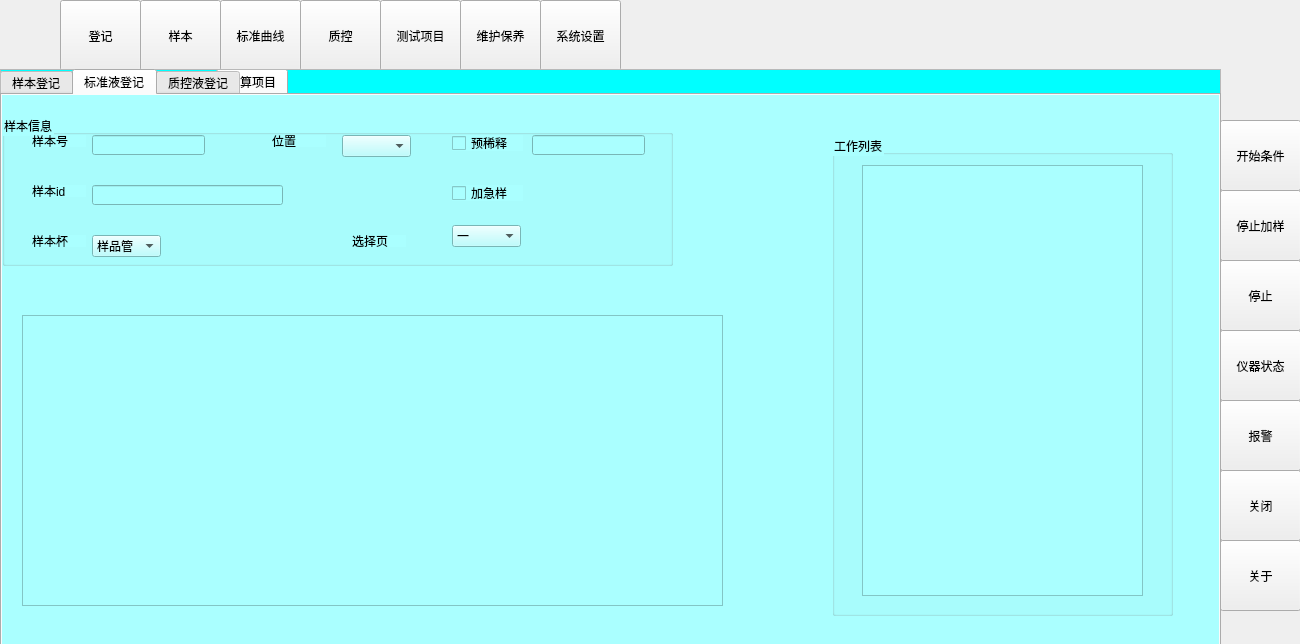
Above: mainwindow.ui from lsoftp/water before the change. Below: the same form after it.
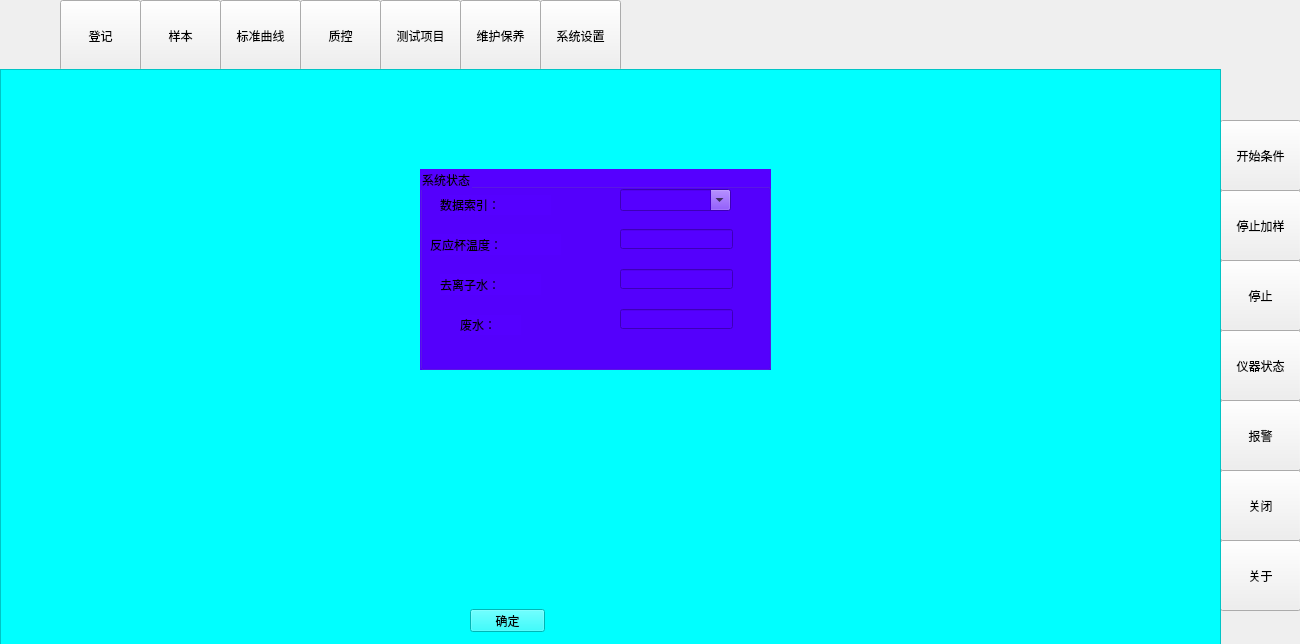
That is the form after the change. The open tabs and pages were chosen to show the change. Icons and pictures are not drawn.

Commit message: modified:   mainwindow.cpp 	modified:   mainwindow.ui 	modified:   ui_mainwindow.h 	modified:   water.pro.user

The edit to the form file:
```diff
--- a/mainwindow.ui
+++ b/mainwindow.ui
@@ -349,6 +349,9 @@
         <height>22</height>
        </rect>
       </property>
+      <property name="editable">
+       <bool>true</bool>
+      </property>
      </widget>
      <widget class="QLineEdit" name="lineEdit">
       <property name="geometry">
@@ -429,7 +432,7 @@
       <string notr="true"/>
      </property>
      <property name="currentIndex">
-      <number>1</number>
+      <number>0</number>
      </property>
      <widget class="QWidget" name="tab">
       <property name="styleSheet">
@@ -684,6 +687,85 @@
        <property name="frameShadow">
         <enum>QFrame::Raised</enum>
        </property>
+       <widget class="QGraphicsView" name="graphicsView">
+        <property name="geometry">
+         <rect>
+          <x>160</x>
+          <y>230</y>
+          <width>51</width>
+          <height>51</height>
+         </rect>
+        </property>
+        <property name="styleSheet">
+         <string notr="true">background-color: rgb(170, 170, 255);</string>
+        </property>
+       </widget>
+       <widget class="QGraphicsView" name="graphicsView_2">
+        <property name="geometry">
+         <rect>
+          <x>310</x>
+          <y>230</y>
+          <width>51</width>
+          <height>51</height>
+         </rect>
+        </property>
+        <property name="styleSheet">
+         <string notr="true">background-color: rgb(85, 255, 0);
+</string>
+        </property>
+       </widget>
+       <widget class="QGraphicsView" name="graphicsView_3">
+        <property name="geometry">
+         <rect>
+          <x>460</x>
+          <y>230</y>
+          <width>51</width>
+          <height>51</height>
+         </rect>
+        </property>
+        <property name="styleSheet">
+         <string notr="true">background-color: rgb(255, 255, 0);</string>
+        </property>
+       </widget>
+       <widget class="QLabel" name="label_20">
+        <property name="geometry">
+         <rect>
+          <x>220</x>
+          <y>250</y>
+          <width>54</width>
+          <height>12</height>
+         </rect>
+        </property>
+        <property name="text">
+         <string>无定标</string>
+        </property>
+       </widget>
+       <widget class="QLabel" name="label_21">
+        <property name="geometry">
+         <rect>
+          <x>380</x>
+          <y>250</y>
+          <width>54</width>
+          <height>12</height>
+         </rect>
+        </property>
+        <property name="text">
+         <string>空白</string>
+        </property>
+       </widget>
+       <widget class="QLabel" name="label_22">
+        <property name="geometry">
+         <rect>
+          <x>520</x>
+          <y>250</y>
+          <width>54</width>
+          <height>12</height>
+         </rect>
+        </property>
+        <property name="text">
+         <string>定标</string>
+        </property>
+       </widget>
       </widget>
       <widget class="QGroupBox" name="groupBox_4">
        <property name="geometry">
@@ -742,6 +824,12 @@
           <height>22</height>
          </rect>
         </property>
+        <property name="editable">
+         <bool>false</bool>
+        </property>
+        <property name="currentText">
+         <string/>
+        </property>
        </widget>
        <widget class="QCheckBox" name="checkBox_3">
         <property name="geometry">
@@ -1179,9 +1267,9 @@
    <zorder>toolButton_12</zorder>
    <zorder>toolButton_13</zorder>
    <zorder>toolButton_14</zorder>
-   <zorder>frame</zorder>
    <zorder>frame_3</zorder>
    <zorder>frame_2</zorder>
+   <zorder>frame</zorder>
   </widget>
  </widget>
  <layoutdefault spacing="6" margin="11"/>
```
The commit also changes 3 other files.
